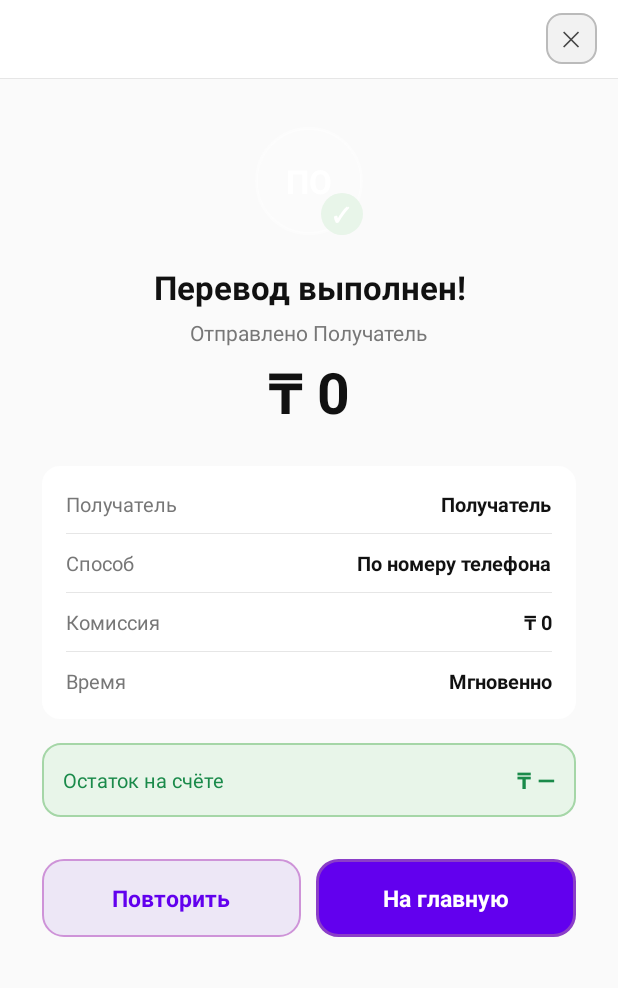
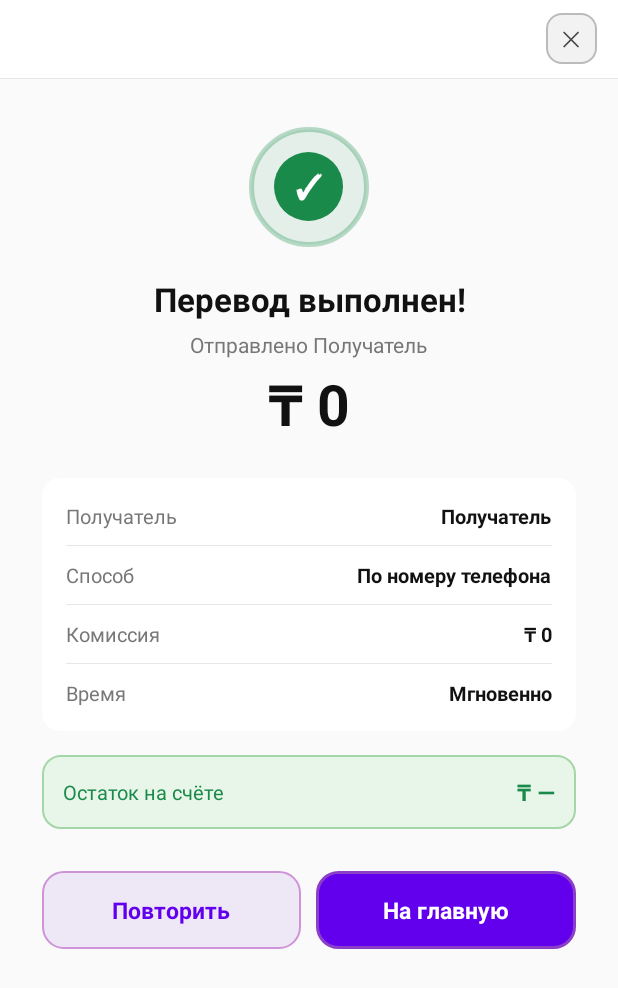
Before and after one commit to NailGareev/TumarSuperApp, an Android app: the fragment TransferSuccessFragment shown on its own in the app's theme, on a phone screen of 412 x 824 dp. Shown: the top 988 px of the screen. Run offline under Robolectric (Android 15) with nearby library versions, the phone set to English and light mode, and no system bars; network calls fail; 1 statement that could not run was skipped.

Commit message:
Replace avatar badge with double-ring checkmark on transfer success screen
Uses same bg_topup_success_outer/inner drawables and ✓ text as the top-up
success screen, replacing the initials avatar + small green badge.

Co-Authored-By: Claude Sonnet 4.6 <noreply@anthropic.com>
Claude-Session: https://claude.ai/code/session_01PvcL3UoPq6m3GiCtsjhYHD

```diff
--- a/app/src/main/java/com/digitalcompany/tumarsuperapp/TransferSuccessFragment.java
+++ b/app/src/main/java/com/digitalcompany/tumarsuperapp/TransferSuccessFragment.java
@@ -74,12 +74,6 @@ public class TransferSuccessFragment extends Fragment {
         String recipientName = args != null ? args.getString(ARG_RECIPIENT, "Получатель") : "Получатель";
         String amount = args != null ? args.getString(ARG_AMOUNT, "0") : "0";
         String method = args != null ? args.getString(ARG_METHOD, "PHONE") : "PHONE";
-
-        // Initials from recipient name
-        TextView tvInitials = view.findViewById(R.id.tv_success_initials);
-        if (tvInitials != null) {
-            tvInitials.setText(buildInitials(recipientName));
-        }
 
         // To label
         TextView tvToLabel = view.findViewById(R.id.tv_success_to_label);
@@ -170,15 +164,6 @@ public class TransferSuccessFragment extends Fragment {
         }
     }
 
-    private String buildInitials(String name) {
-        if (name == null || name.isEmpty()) return "?";
-        String[] parts = name.trim().split("\\s+");
-        if (parts.length >= 2) {
-            return ("" + parts[0].charAt(0) + parts[1].charAt(0)).toUpperCase();
-        }
-        return name.substring(0, Math.min(2, name.length())).toUpperCase();
-    }
-
     private void loadBalance(TextView tvBalance) {
         if (getContext() == null) return;
         ApiService apiService = ApiClient.getApiService(requireContext().getApplicationContext());
--- a/app/src/main/res/layout/fragment_transfer_success.xml
+++ b/app/src/main/res/layout/fragment_transfer_success.xml
@@ -58,39 +58,26 @@
             android:paddingTop="32dp"
             android:paddingBottom="32dp">
 
-            <!-- Recipient avatar with green check -->
+            <!-- Checkmark (same as top-up success) -->
             <FrameLayout
                 android:id="@+id/checkmark_container"
-                android:layout_width="72dp"
-                android:layout_height="72dp"
-                android:layout_marginBottom="20dp">
+                android:layout_width="80dp"
+                android:layout_height="80dp"
+                android:layout_marginBottom="20dp"
+                android:background="@drawable/bg_topup_success_outer">
 
                 <FrameLayout
-                    android:layout_width="72dp"
-                    android:layout_height="72dp"
-                    android:background="@drawable/bg_avatar_circle">
-                    <TextView
-                        android:id="@+id/tv_success_initials"
-                        android:layout_width="wrap_content"
-                        android:layout_height="wrap_content"
-                        android:layout_gravity="center"
-                        android:text="NG"
-                        android:textSize="22sp"
-                        android:textStyle="bold"
-                        android:textColor="#FFFFFF" />
-                </FrameLayout>
+                    android:layout_width="46dp"
+                    android:layout_height="46dp"
+                    android:layout_gravity="center"
+                    android:background="@drawable/bg_topup_success_inner">
 
-                <FrameLayout
-                    android:layout_width="28dp"
-                    android:layout_height="28dp"
-                    android:layout_gravity="bottom|end"
-                    android:background="@drawable/bg_icon_circle_green">
                     <TextView
                         android:layout_width="wrap_content"
                         android:layout_height="wrap_content"
                         android:layout_gravity="center"
                         android:text="✓"
-                        android:textSize="13sp"
+                        android:textSize="22sp"
                         android:textStyle="bold"
                         android:textColor="#FFFFFF" />
                 </FrameLayout>
```
